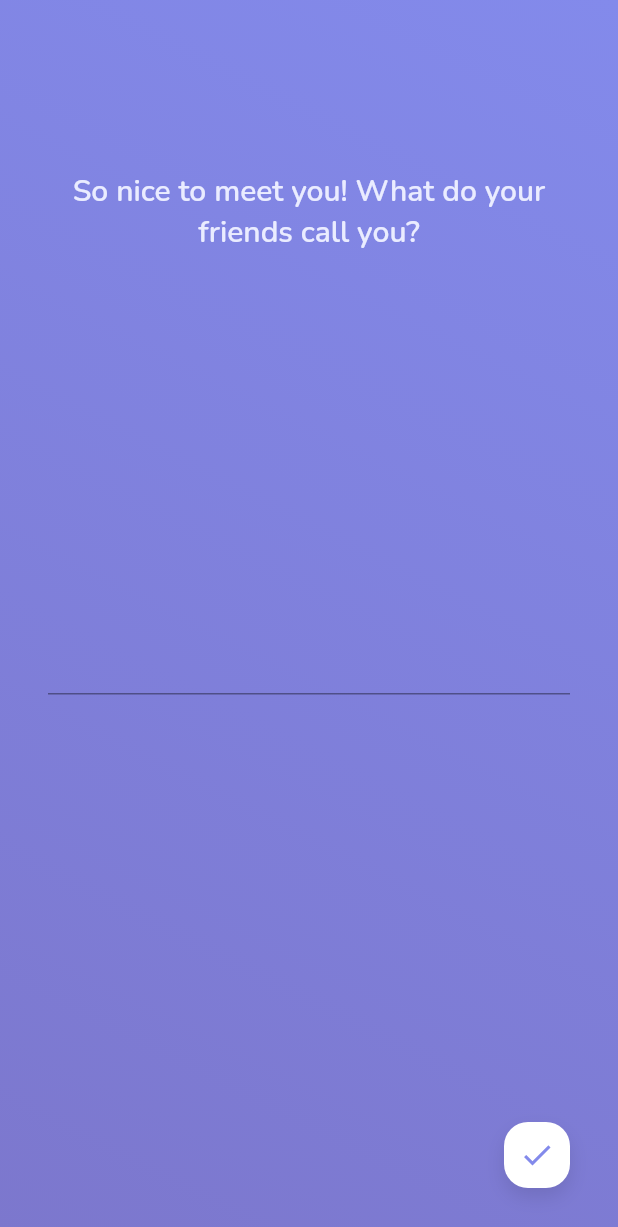
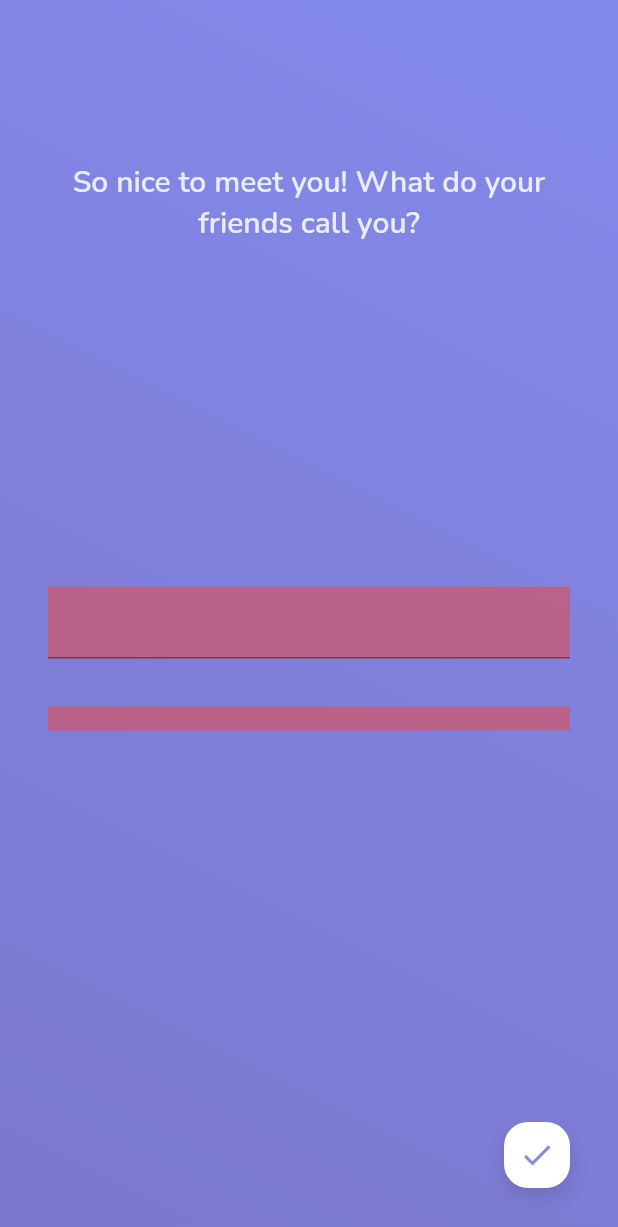
Before and after one commit to LiquidatorCoder/better_textfield, a Flutter app: the screen it shows after launch, on a phone screen of 412 x 824 dp. Shown: the top 1227 px of the screen. Run offline on Flutter 3.47's test engine with Material 2 defaults, Android fonts, the light colour scheme and no system bars; our stand-ins replace google_fonts.

Commit message:
add basic btextfield

```diff
--- a/lib/main.dart
+++ b/lib/main.dart
@@ -1,9 +1,10 @@
 import 'dart:developer';
 
-import 'package:better_textfield/widgets/text_field.dart' as btf;
+import 'package:better_textfield/widgets/better_text_field.dart';
 import 'package:flutter/material.dart';
 import 'package:google_fonts/google_fonts.dart';
 
+// Basic App for Textfield demonstration
 void main() {
   runApp(const MyApp());
 }
@@ -20,13 +21,15 @@ class MyApp extends StatelessWidget {
         textTheme: GoogleFonts.nunitoTextTheme(),
       ),
       themeMode: ThemeMode.dark,
-      home: const HomePage(),
+      home: HomePage(),
     );
   }
 }
 
 class HomePage extends StatelessWidget {
-  const HomePage({Key? key}) : super(key: key);
+//  with TextSelectionDelegate {
+  HomePage({Key? key}) : super(key: key);
+  final TextEditingController _textController = TextEditingController();
 
   @override
   Widget build(BuildContext context) {
@@ -56,7 +59,24 @@ class HomePage extends StatelessWidget {
                 ),
               ),
               const Spacer(flex: 3),
-              const btf.TextField(),
+              // Reference Textfield
+              DecoratedBox(
+                decoration: BoxDecoration(color: Colors.red.withOpacity(0.5)),
+                child: TextField(
+                  controller: _textController,
+                ),
+              ),
+              const SizedBox(height: 32),
+              // This is the main better_textfield
+              // So to approach this problem, I had two possible solutions in mind:
+              // 1. Use a TextField from Flutter and update it with cursor fixes and other fixes
+              // 2. Create a new Textfield from scratch and use it as a replacement for the old one
+              // I chose the second one because it's easier to implement and I don't want to have to deal with the TextField from Flutter
+              // which does contains a lot of other bugs and complex documentation.
+              DecoratedBox(
+                decoration: BoxDecoration(color: Colors.red.withOpacity(0.5)),
+                child: BetterTextfield(controller: _textController),
+              ),
               const Spacer(flex: 4),
             ],
           ),
--- /dev/null
+++ b/lib/widgets/better_text_field.dart
@@ -0,0 +1,23 @@
+import 'package:flutter/material.dart';
+
+class BetterTextfield extends StatelessWidget {
+  const BetterTextfield({Key? key, required this.controller}) : super(key: key);
+  final TextEditingController controller;
+  @override
+  Widget build(BuildContext context) {
+    return EditableText(
+      controller: controller,
+      focusNode: FocusNode(),
+      style: const TextStyle(),
+      cursorColor: Colors.black,
+      backgroundCursorColor: Colors.black12,
+      showCursor: true,
+      toolbarOptions: const ToolbarOptions(
+        copy: true,
+        cut: true,
+        paste: true,
+        selectAll: true,
+      ),
+    );
+  }
+}
```
